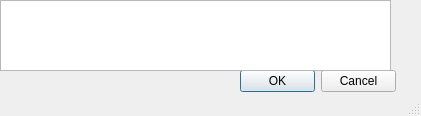
Above: code/UI/Ui_drawing_info.ui from duoqiang19/pid before the change. Below: the same form after it.
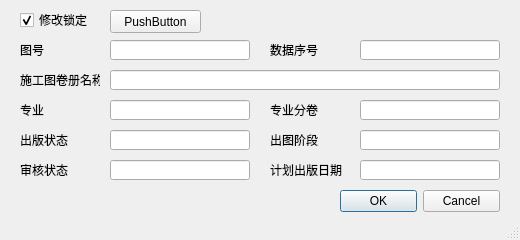
That is the form after the change.

Commit message: read drawing info: part i

The edit to the form file:
```diff
--- a/code/UI/Ui_drawing_info.ui
+++ b/code/UI/Ui_drawing_info.ui
@@ -6,8 +6,8 @@
    <rect>
     <x>0</x>
     <y>0</y>
-    <width>421</width>
-    <height>116</height>
+    <width>520</width>
+    <height>240</height>
    </rect>
   </property>
   <property name="sizeGripEnabled">
@@ -16,9 +16,9 @@
   <widget class="QDialogButtonBox" name="buttonBox">
    <property name="geometry">
     <rect>
-     <x>240</x>
-     <y>70</y>
-     <width>156</width>
+     <x>340</x>
+     <y>190</y>
+     <width>160</width>
      <height>23</height>
     </rect>
    </property>
@@ -26,14 +26,300 @@
     <set>QDialogButtonBox::Cancel|QDialogButtonBox::Ok</set>
    </property>
   </widget>
-  <widget class="QTextBrowser" name="textBrowser">
+  <widget class="QLabel" name="label_drawing_title">
    <property name="geometry">
     <rect>
-     <x>0</x>
-     <y>0</y>
-     <width>391</width>
-     <height>71</height>
+     <x>20</x>
+     <y>70</y>
+     <width>80</width>
+     <height>20</height>
     </rect>
+   </property>
+   <property name="text">
+    <string>施工图卷册名称</string>
+   </property>
+  </widget>
+  <widget class="QLineEdit" name="lineEdit_drawing_title">
+   <property name="geometry">
+    <rect>
+     <x>110</x>
+     <y>70</y>
+     <width>390</width>
+     <height>20</height>
+    </rect>
+   </property>
+   <property name="text">
+    <string/>
+   </property>
+   <property name="readOnly">
+    <bool>true</bool>
+   </property>
+  </widget>
+  <widget class="QLineEdit" name="lineEdit_drawing_no">
+   <property name="geometry">
+    <rect>
+     <x>110</x>
+     <y>40</y>
+     <width>140</width>
+     <height>20</height>
+    </rect>
+   </property>
+   <property name="autoFillBackground">
+    <bool>false</bool>
+   </property>
+   <property name="text">
+    <string/>
+   </property>
+   <property name="dragEnabled">
+    <bool>false</bool>
+   </property>
+   <property name="readOnly">
+    <bool>true</bool>
+   </property>
+  </widget>
+  <widget class="QLabel" name="label_drawing_no">
+   <property name="geometry">
+    <rect>
+     <x>20</x>
+     <y>40</y>
+     <width>80</width>
+     <height>20</height>
+    </rect>
+   </property>
+   <property name="text">
+    <string>图号</string>
+   </property>
+  </widget>
+  <widget class="QLineEdit" name="lineEdit_database_series_no">
+   <property name="geometry">
+    <rect>
+     <x>360</x>
+     <y>40</y>
+     <width>140</width>
+     <height>20</height>
+    </rect>
+   </property>
+   <property name="text">
+    <string/>
+   </property>
+   <property name="readOnly">
+    <bool>true</bool>
+   </property>
+  </widget>
+  <widget class="QLabel" name="label_database_series_no">
+   <property name="geometry">
+    <rect>
+     <x>270</x>
+     <y>40</y>
+     <width>80</width>
+     <height>20</height>
+    </rect>
+   </property>
+   <property name="text">
+    <string>数据序号</string>
+   </property>
+  </widget>
+  <widget class="QLabel" name="label_profession_subvol">
+   <property name="geometry">
+    <rect>
+     <x>270</x>
+     <y>100</y>
+     <width>80</width>
+     <height>20</height>
+    </rect>
+   </property>
+   <property name="text">
+    <string>专业分卷</string>
+   </property>
+  </widget>
+  <widget class="QLineEdit" name="lineEdit_profession_subvol">
+   <property name="geometry">
+    <rect>
+     <x>360</x>
+     <y>100</y>
+     <width>140</width>
+     <height>20</height>
+    </rect>
+   </property>
+   <property name="text">
+    <string/>
+   </property>
+   <property name="readOnly">
+    <bool>true</bool>
+   </property>
+  </widget>
+  <widget class="QLabel" name="label_profession">
+   <property name="geometry">
+    <rect>
+     <x>20</x>
+     <y>100</y>
+     <width>80</width>
+     <height>20</height>
+    </rect>
+   </property>
+   <property name="text">
+    <string>专业</string>
+   </property>
+  </widget>
+  <widget class="QLineEdit" name="lineEdit_profession">
+   <property name="geometry">
+    <rect>
+     <x>110</x>
+     <y>100</y>
+     <width>140</width>
+     <height>20</height>
+    </rect>
+   </property>
+   <property name="text">
+    <string/>
+   </property>
+   <property name="readOnly">
+    <bool>true</bool>
+   </property>
+  </widget>
+  <widget class="QLineEdit" name="lineEdit_drawing_integrity">
+   <property name="geometry">
+    <rect>
+     <x>110</x>
+     <y>130</y>
+     <width>140</width>
+     <height>20</height>
+    </rect>
+   </property>
+   <property name="text">
+    <string/>
+   </property>
+   <property name="readOnly">
+    <bool>true</bool>
+   </property>
+  </widget>
+  <widget class="QLabel" name="label_release_stage">
+   <property name="geometry">
+    <rect>
+     <x>270</x>
+     <y>130</y>
+     <width>80</width>
+     <height>20</height>
+    </rect>
+   </property>
+   <property name="text">
+    <string>出图阶段</string>
+   </property>
+  </widget>
+  <widget class="QLineEdit" name="lineEdit_release_stage">
+   <property name="geometry">
+    <rect>
+     <x>360</x>
+     <y>130</y>
+     <width>140</width>
+     <height>20</height>
+    </rect>
+   </property>
+   <property name="text">
+    <string/>
+   </property>
+   <property name="readOnly">
+    <bool>true</bool>
+   </property>
+  </widget>
+  <widget class="QLabel" name="label_release_status">
+   <property name="geometry">
+    <rect>
+     <x>20</x>
+     <y>130</y>
+     <width>80</width>
+     <height>20</height>
+    </rect>
+   </property>
+   <property name="text">
+    <string>出版状态</string>
+   </property>
+  </widget>
+  <widget class="QLabel" name="label_review_status">
+   <property name="geometry">
+    <rect>
+     <x>20</x>
+     <y>160</y>
+     <width>80</width>
+     <height>20</height>
+    </rect>
+   </property>
+   <property name="text">
+    <string>审核状态</string>
+   </property>
+  </widget>
+  <widget class="QLineEdit" name="lineEdit_review_status">
+   <property name="geometry">
+    <rect>
+     <x>110</x>
+     <y>160</y>
+     <width>140</width>
+     <height>20</height>
+    </rect>
+   </property>
+   <property name="text">
+    <string/>
+   </property>
+   <property name="readOnly">
+    <bool>true</bool>
+   </property>
+  </widget>
+  <widget class="QLabel" name="label_planned_release_date">
+   <property name="geometry">
+    <rect>
+     <x>270</x>
+     <y>160</y>
+     <width>80</width>
+     <height>20</height>
+    </rect>
+   </property>
+   <property name="text">
+    <string>计划出版日期</string>
+   </property>
+  </widget>
+  <widget class="QLineEdit" name="lineEdit_planned_release_date">
+   <property name="geometry">
+    <rect>
+     <x>360</x>
+     <y>160</y>
+     <width>140</width>
+     <height>20</height>
+    </rect>
+   </property>
+   <property name="text">
+    <string/>
+   </property>
+   <property name="readOnly">
+    <bool>true</bool>
+   </property>
+  </widget>
+  <widget class="QCheckBox" name="checkBox_info_changabilty">
+   <property name="geometry">
+    <rect>
+     <x>20</x>
+     <y>10</y>
+     <width>70</width>
+     <height>20</height>
+    </rect>
+   </property>
+   <property name="text">
+    <string>修改锁定</string>
+   </property>
+   <property name="checked">
+    <bool>true</bool>
+   </property>
+  </widget>
+  <widget class="QPushButton" name="pushButton">
+   <property name="geometry">
+    <rect>
+     <x>110</x>
+     <y>10</y>
+     <width>91</width>
+     <height>23</height>
+    </rect>
+   </property>
+   <property name="text">
+    <string>PushButton</string>
    </property>
   </widget>
  </widget>
```
Left out of the diff: 14 changed lines with no effect on the pictures. The commit also changes 8 other files.
